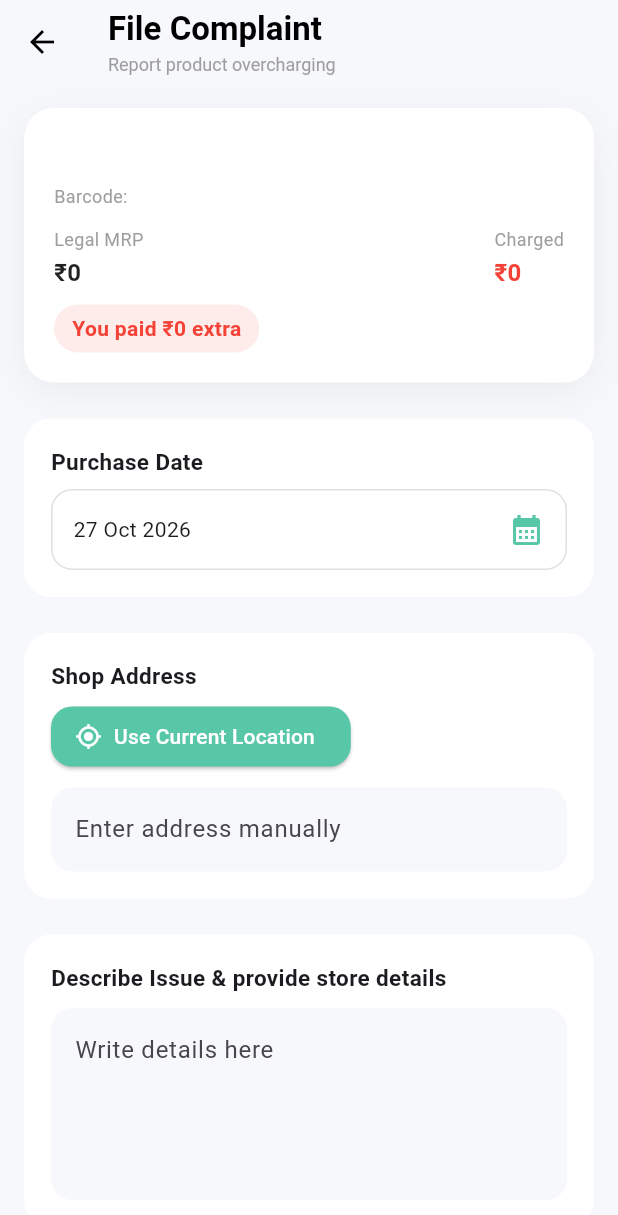
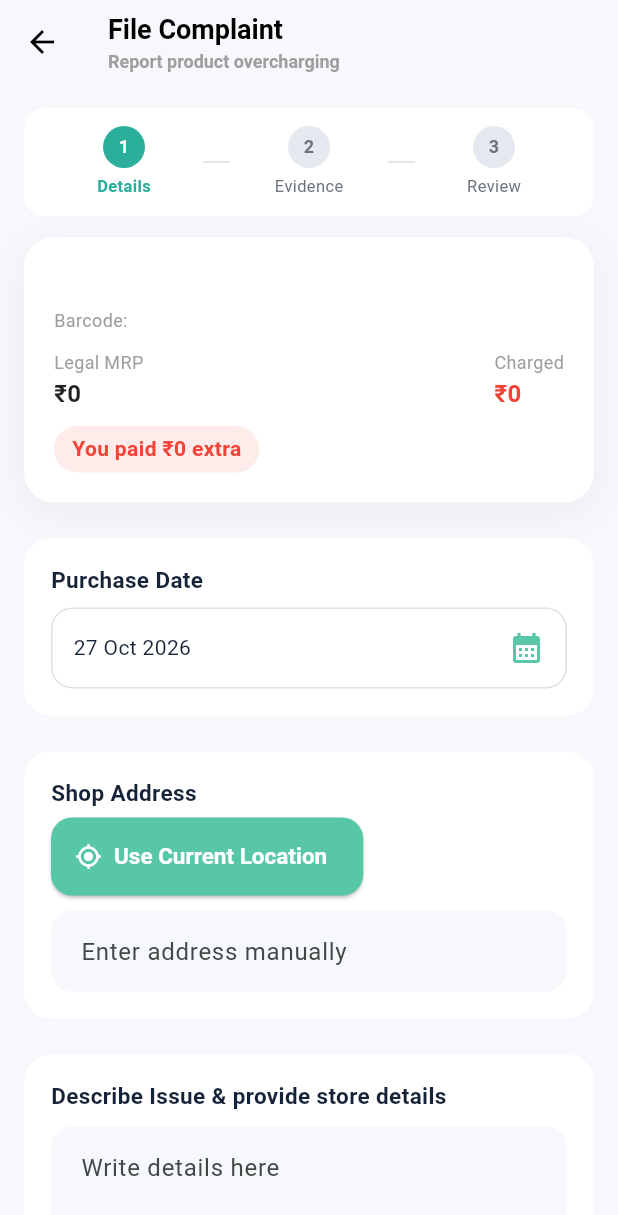
Before and after one commit to manishsukariya/PriceShield, a Flutter app: the ComplaintScreen screen opened directly with empty values, on a phone screen of 412 x 824 dp. Shown: the top 1215 px of the screen. Run offline on Flutter 3.47's test engine with Material 3 defaults, Android fonts, the phone set to English and light mode, and no system bars; our stand-ins replace firebase_auth, firebase_core, geocoding, geolocator, google_fonts, image_picker and 1 more; missing offline and left inert: google_mlkit_text_recognition, mobile_scanner; accounts and stored records are empty.

Commit message:
feat: build professional UI foundation

```diff
--- a/lib/app/app.dart
+++ b/lib/app/app.dart
@@ -5,6 +5,7 @@ import 'package:priceshield/app/navigation/main_navigation.dart';
 import 'package:priceshield/features/auth/presentation/screens/register_screen.dart';
 import 'package:priceshield/features/auth/presentation/screens/sign_in_screen.dart';
 import 'package:priceshield/features/auth/presentation/screens/welcome_screen.dart';
+import 'package:priceshield/core/theme/app_theme.dart';
 
 class PriceShieldApp extends StatelessWidget {
   const PriceShieldApp({super.key});
@@ -14,6 +15,7 @@ class PriceShieldApp extends StatelessWidget {
     return MaterialApp(
       debugShowCheckedModeBanner: false,
       title: 'PriceShield',
+      theme: PriceShieldTheme.light(),
       home: const AuthGate(),
       routes: {
         '/welcome': (context) => const WelcomeScreen(),
--- /dev/null
+++ b/lib/core/theme/app_theme.dart
@@ -0,0 +1,82 @@
+import 'package:flutter/material.dart';
+
+abstract final class PriceShieldColors {
+  static const navy = Color(0xff0D1B2A);
+  static const primary = Color(0xff2BAE9A);
+  static const mint = Color(0xff66F5CA);
+  static const background = Color(0xffF6F7F9);
+  static const surface = Colors.white;
+  static const text = Color(0xff162238);
+  static const muted = Color(0xff6B7280);
+  static const success = Color(0xff16856F);
+  static const warning = Color(0xffB76E00);
+  static const danger = Color(0xffB42318);
+}
+
+abstract final class PriceShieldTheme {
+  static ThemeData light() => ThemeData(
+        useMaterial3: true,
+        scaffoldBackgroundColor: PriceShieldColors.background,
+        colorScheme: ColorScheme.fromSeed(
+          seedColor: PriceShieldColors.primary,
+          primary: PriceShieldColors.primary,
+          secondary: PriceShieldColors.mint,
+          surface: PriceShieldColors.surface,
+          error: PriceShieldColors.danger,
+        ),
+        textTheme: const TextTheme(
+          headlineLarge: TextStyle(fontSize: 30, fontWeight: FontWeight.w800, color: PriceShieldColors.text, height: 1.15),
+          headlineSmall: TextStyle(fontSize: 22, fontWeight: FontWeight.w800, color: PriceShieldColors.text),
+          titleLarge: TextStyle(fontSize: 18, fontWeight: FontWeight.w700, color: PriceShieldColors.text),
+          titleMedium: TextStyle(fontSize: 15, fontWeight: FontWeight.w700, color: PriceShieldColors.text),
+          bodyLarge: TextStyle(fontSize: 16, color: PriceShieldColors.text, height: 1.4),
+          bodyMedium: TextStyle(fontSize: 14, color: PriceShieldColors.text, height: 1.35),
+          bodySmall: TextStyle(fontSize: 12, color: PriceShieldColors.muted),
+          labelLarge: TextStyle(fontSize: 14, fontWeight: FontWeight.w700),
+        ),
+        appBarTheme: const AppBarTheme(
+          backgroundColor: PriceShieldColors.background,
+          foregroundColor: PriceShieldColors.text,
+          elevation: 0,
+          centerTitle: false,
+        ),
+        cardTheme: CardThemeData(
+          color: PriceShieldColors.surface,
+          elevation: 0,
+          margin: EdgeInsets.zero,
+          shape: RoundedRectangleBorder(borderRadius: BorderRadius.all(Radius.circular(18))),
+        ),
+        inputDecorationTheme: InputDecorationTheme(
+          filled: true,
+          fillColor: PriceShieldColors.surface,
+          contentPadding: const EdgeInsets.symmetric(horizontal: 16, vertical: 16),
+          border: OutlineInputBorder(borderRadius: BorderRadius.circular(14), borderSide: BorderSide.none),
+          enabledBorder: OutlineInputBorder(borderRadius: BorderRadius.circular(14), borderSide: BorderSide.none),
+          focusedBorder: OutlineInputBorder(borderRadius: BorderRadius.circular(14), borderSide: const BorderSide(color: PriceShieldColors.primary, width: 1.5)),
+          errorBorder: OutlineInputBorder(borderRadius: BorderRadius.circular(14), borderSide: const BorderSide(color: PriceShieldColors.danger)),
+          focusedErrorBorder: OutlineInputBorder(borderRadius: BorderRadius.circular(14), borderSide: const BorderSide(color: PriceShieldColors.danger, width: 1.5)),
+        ),
+        elevatedButtonTheme: ElevatedButtonThemeData(
+          style: ElevatedButton.styleFrom(
+            minimumSize: const Size(0, 52),
+            backgroundColor: PriceShieldColors.navy,
+            foregroundColor: Colors.white,
+            shape: RoundedRectangleBorder(borderRadius: BorderRadius.circular(14)),
+            textStyle: const TextStyle(fontSize: 15, fontWeight: FontWeight.w700),
+          ),
+        ),
+        outlinedButtonTheme: OutlinedButtonThemeData(
+          style: OutlinedButton.styleFrom(
+            minimumSize: const Size(0, 48),
+            foregroundColor: PriceShieldColors.navy,
+            side: const BorderSide(color: Color(0xffD9DEE7)),
+            shape: RoundedRectangleBorder(borderRadius: BorderRadius.circular(14)),
+          ),
+        ),
+        navigationBarTheme: const NavigationBarThemeData(
+          backgroundColor: Colors.white,
+          indicatorColor: Color(0x332BAE9A),
+          labelTextStyle: WidgetStatePropertyAll(TextStyle(fontSize: 12, fontWeight: FontWeight.w600)),
+        ),
+      );
+}
--- a/lib/features/complaints/presentation/screens/complaint_screen.dart
+++ b/lib/features/complaints/presentation/screens/complaint_screen.dart
@@ -346,6 +346,18 @@ class _ComplaintScreenState extends State<ComplaintScreen> {
         padding: const EdgeInsets.all(16),
         child: Column(
           children: [
+            Container(
+              padding: const EdgeInsets.symmetric(horizontal: 14, vertical: 12),
+              decoration: BoxDecoration(color: Colors.white, borderRadius: BorderRadius.circular(14)),
+              child: const Row(children: [
+                _ComplaintStep(number: '1', label: 'Details', active: true),
+                _StepLine(),
+                _ComplaintStep(number: '2', label: 'Evidence'),
+                _StepLine(),
+                _ComplaintStep(number: '3', label: 'Review'),
+              ]),
+            ),
+            const SizedBox(height: 14),
 
             /// PRODUCT SUMMARY
             Container(
@@ -693,3 +705,18 @@ class _ComplaintScreenState extends State<ComplaintScreen> {
     ),
   );
 }
+
+class _ComplaintStep extends StatelessWidget {
+  const _ComplaintStep({required this.number, required this.label, this.active = false});
+  final String number;
+  final String label;
+  final bool active;
+  @override
+  Widget build(BuildContext context) => Expanded(child: Column(children: [CircleAvatar(radius: 14, backgroundColor: active ? const Color(0xff2BAE9A) : const Color(0xffE4E8EF), child: Text(number, style: TextStyle(color: active ? Colors.white : const Color(0xff6B7280), fontSize: 12, fontWeight: FontWeight.bold))), const SizedBox(height: 5), Text(label, style: TextStyle(fontSize: 11, fontWeight: active ? FontWeight.bold : FontWeight.normal, color: active ? const Color(0xff2BAE9A) : const Color(0xff6B7280)))]));
+}
+
+class _StepLine extends StatelessWidget {
+  const _StepLine();
+  @override
+  Widget build(BuildContext context) => const SizedBox(width: 18, child: Divider(color: Color(0xffD9DEE7)));
+}
```
Also changed, not shown: lib/app/navigation/main_navigation.dart (+13 -29 lines), lib/core/widgets/app_ui.dart (added, +50 -0 lines), lib/features/auth/presentation/screens/register_screen.dart (+13 -1 lines), lib/features/auth/presentation/screens/sign_in_screen.dart (+13 -1 lines), lib/features/scanner/presentation/screens/scanner_screen.dart (+35 -12 lines).
